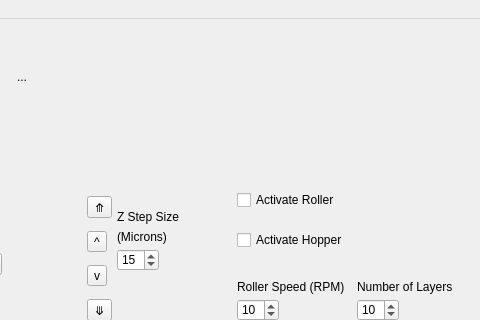
Above: QT_Framework/mainwindow.ui from BYUCreateResearchLab/CREATE_LAB_Binder_Jet_Printer before the change; both pictures show x 293 to 773 and y 0 to 320 of the 773 by 484 pixel window. Below: the same form after it.
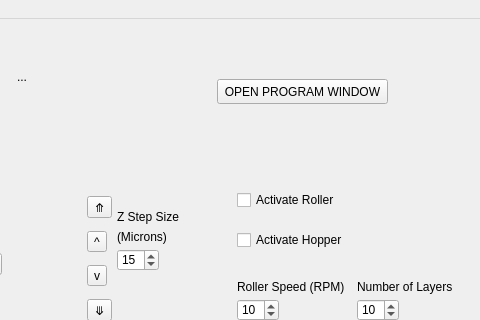
That is the form after the change.

Patch:
```diff
--- a/QT_Framework/mainwindow.ui
+++ b/QT_Framework/mainwindow.ui
@@ -452,6 +452,19 @@
      <string>Z Home</string>
     </property>
    </widget>
+   <widget class="QPushButton" name="OpenProgramWindow">
+    <property name="geometry">
+     <rect>
+      <x>510</x>
+      <y>60</y>
+      <width>171</width>
+      <height>25</height>
+     </rect>
+    </property>
+    <property name="text">
+     <string>OPEN PROGRAM WINDOW</string>
+    </property>
+   </widget>
   </widget>
   <widget class="QMenuBar" name="menubar">
    <property name="geometry">
```
